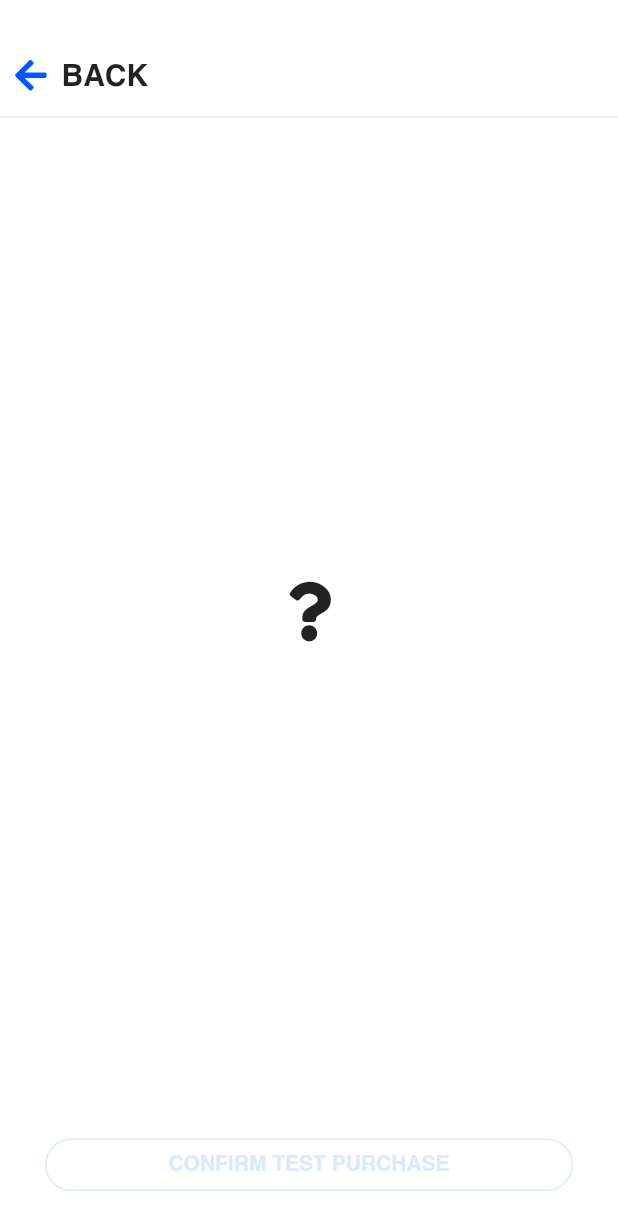
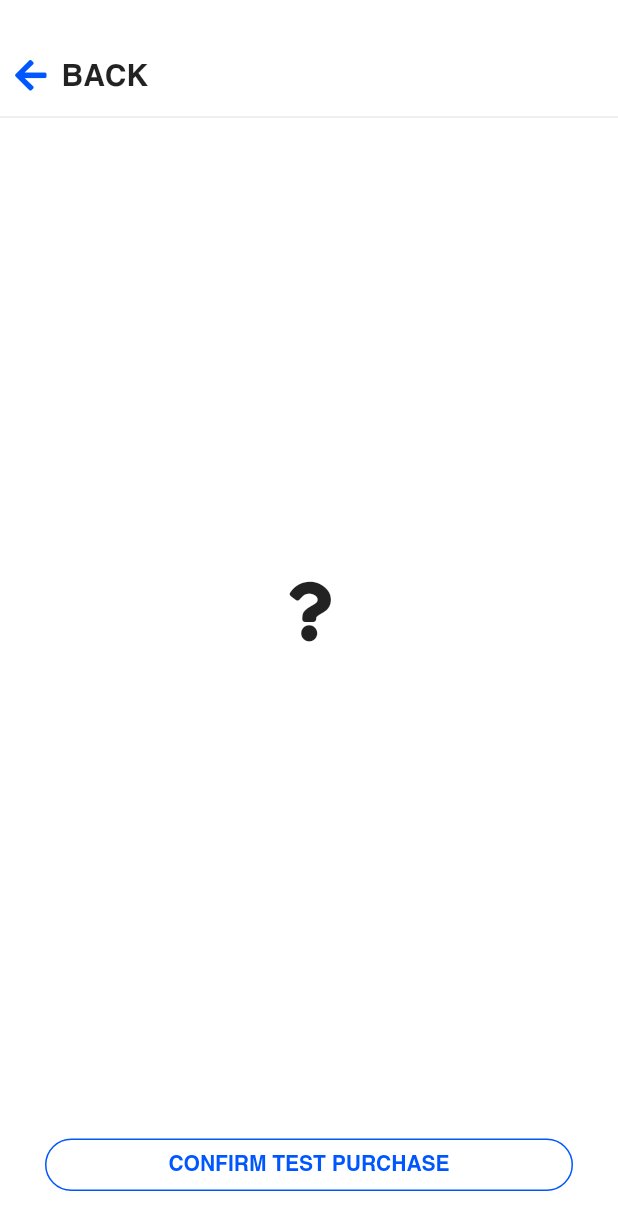
Before and after one commit to DouglasHorn/epios, a Flutter app: the BuyTestKitPage screen opened directly, on a phone screen of 412 x 824 dp. Shown: the top 1230 px of the screen. Run offline on Flutter 3.47's test engine with Material 2 defaults, Android fonts, the phone set to English and light mode, and no system bars; our stand-ins replace flutter_svg, font_awesome_flutter, shared_preferences; missing offline and left inert: encrypt, eosdart, qrscan; accounts and stored records are empty.

Commit message:
outline button color corrected

```diff
--- a/mobile/lib/commons/styles.dart
+++ b/mobile/lib/commons/styles.dart
@@ -12,7 +12,7 @@ const sized_50 = const SizedBox(height: 50, width: 50);
 
 const Color primaryColor = const Color(0xff0057ff);
 const Color trnasparentBlack = const Color(0x99000000);
-const Color outlineButtonBorderColor = const Color(0xffdde9ff);
+const Color outlineButtonBorderColor = const Color(0xff0057ff);
 
 const TextStyle textHeaderStyle = TextStyle(fontSize: 12,color: trnasparentBlack);
 const TextStyle buttonTextStyle = TextStyle(fontSize: 14,fontWeight: FontWeight.bold);
```
